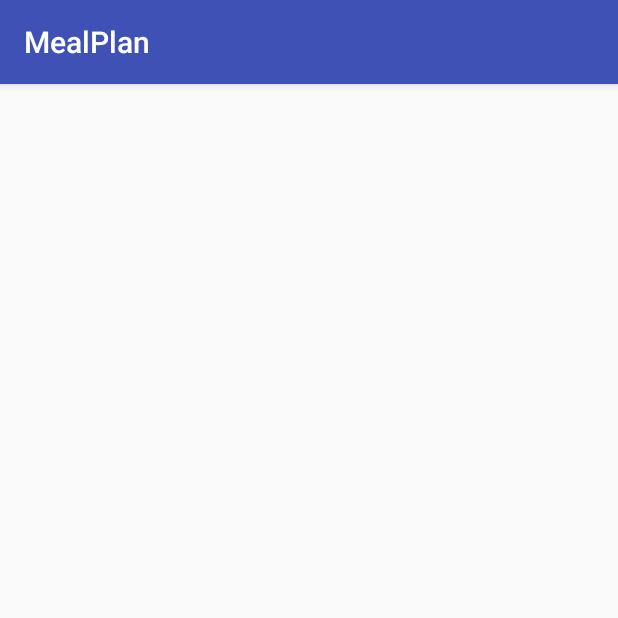
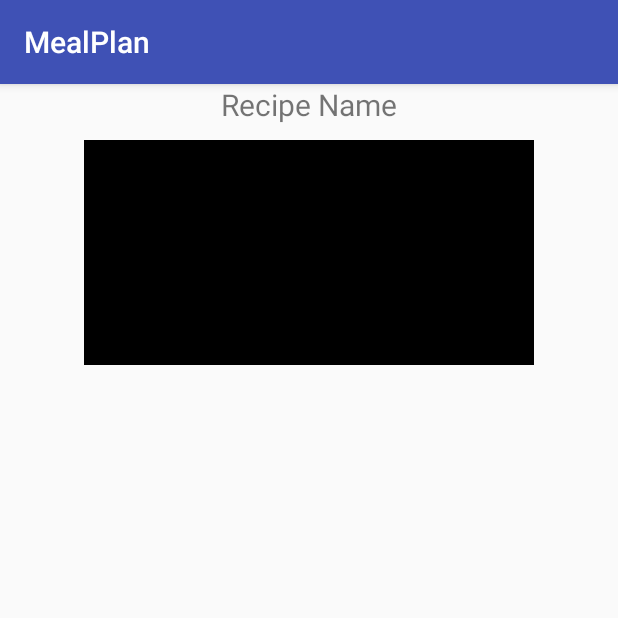
Before and after one commit to jgleoj23/MealPlan, an Android app: the RecipeDetailsActivity screen opened directly, with no data from a screen before it, on a phone screen of 412 x 824 dp, the top half of it. Run offline under Robolectric (Android 15) with nearby library versions, the phone set to English and light mode, and no system bars.

Commit message:
Added recipe details activity

```diff
--- a/app/src/main/res/layout/activity_recipe_details.xml
+++ b/app/src/main/res/layout/activity_recipe_details.xml
@@ -1,9 +1,29 @@
 <?xml version="1.0" encoding="utf-8"?>
-<android.support.constraint.ConstraintLayout xmlns:android="http://schemas.android.com/apk/res/android"
+<RelativeLayout xmlns:android="http://schemas.android.com/apk/res/android"
     xmlns:app="http://schemas.android.com/apk/res-auto"
     xmlns:tools="http://schemas.android.com/tools"
     android:layout_width="match_parent"
     android:layout_height="match_parent"
     tools:context="joseph.com.mealplan.RecipeDetailsActivity">
 
-</android.support.constraint.ConstraintLayout>
+    <TextView
+        android:id="@+id/tvRecipeName"
+        android:layout_width="wrap_content"
+        android:layout_height="wrap_content"
+        android:text="Recipe Name"
+        android:textSize="20dp"
+        android:layout_alignParentTop="true"
+        android:layout_centerHorizontal="true" />
+
+
+
+    <ImageView
+        android:id="@+id/ivRecipeImage"
+        android:layout_width="300dp"
+        android:layout_margin="10dp"
+        android:layout_height="150dp"
+        android:gravity="center_horizontal"
+        app:srcCompat="@android:color/background_dark"
+        android:layout_below="@+id/tvRecipeName"
+        android:layout_centerHorizontal="true" />
+</RelativeLayout>
```
Also changed, not shown: app/build.gradle (line endings or trailing spaces).
